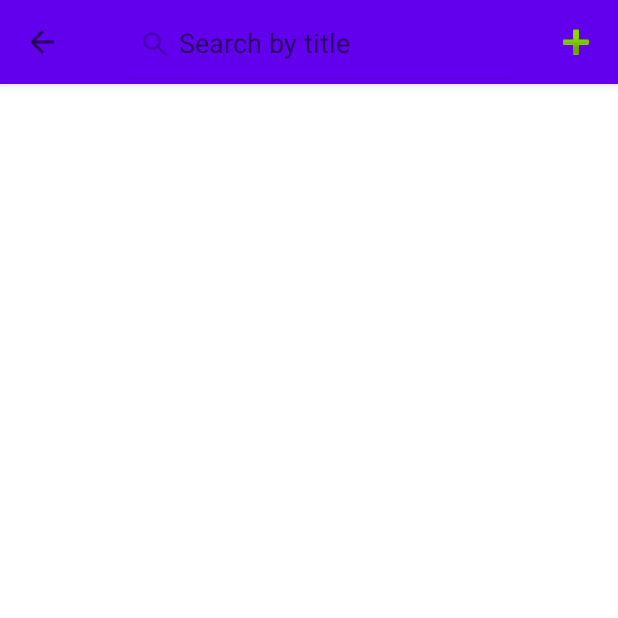
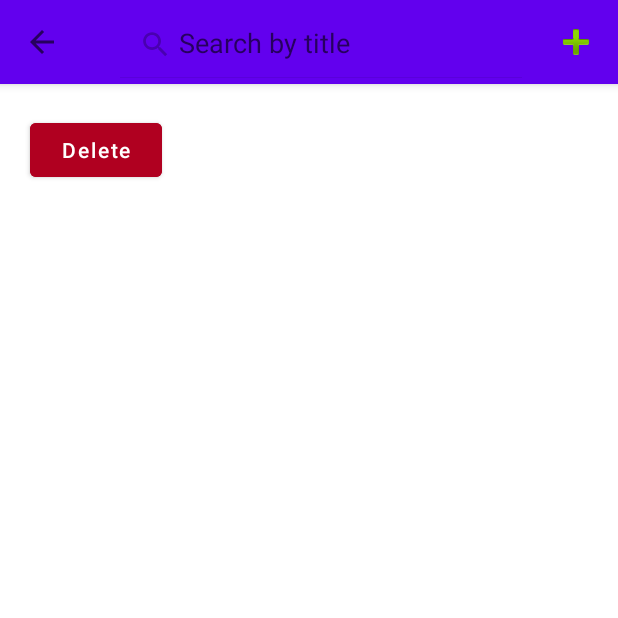
Before and after one commit to Kianmhz/Mobile_Lab, an Android app: the screen it shows after launch (MainActivity), on a phone screen of 412 x 824 dp, the top half of it. Run offline under Robolectric (Android 15) with nearby library versions, the phone set to English and light mode, and no system bars.

Commit message:
Added delete button, and delete checked tasks functionality. everything works still as intended

```diff
--- a/app/src/main/java/com/example/todo/MainActivity.kt
+++ b/app/src/main/java/com/example/todo/MainActivity.kt
@@ -9,6 +9,7 @@ import android.os.Build
 import android.os.Bundle
 import android.view.Menu
 import android.view.MenuItem
+import android.widget.Button
 import androidx.activity.result.contract.ActivityResultContracts
 import androidx.annotation.RequiresApi
 import androidx.appcompat.app.ActionBarDrawerToggle
@@ -71,9 +72,14 @@ class MainActivity : AppCompatActivity() {
 
         // RecyclerView
         val recyclerView = findViewById<RecyclerView>(R.id.tasks_arr)
-        adapter = TaskAdapter(emptyList())
+        adapter = TaskAdapter(mutableListOf())
+
         recyclerView.adapter = adapter
         recyclerView.layoutManager = LinearLayoutManager(this)
+        val deleteButton = findViewById<Button>(R.id.btnDeleteSelected)
+        deleteButton.setOnClickListener {
+            deleteCheckedTasks()
+        }
         refresh()
 
         navView.setNavigationItemSelectedListener { item ->
@@ -116,6 +122,10 @@ class MainActivity : AppCompatActivity() {
         return when (item.itemId) {
             R.id.action_add -> {
                 addNoteLauncher.launch(Intent(this, AddNoteActivity::class.java))
+                true
+            }
+            R.id.btnDeleteSelected -> {
+                deleteCheckedTasks()
                 true
             }
             else -> super.onOptionsItemSelected(item)
@@ -194,6 +204,18 @@ class MainActivity : AppCompatActivity() {
         return res
     }
 
+    private fun deleteCheckedTasks() {
+        val checkedIds = adapter.getCheckedTaskIds()
+        if (checkedIds.isEmpty()) return
+
+        val db = dbHelper.writableDatabase
+        checkedIds.forEach { id ->
+            db.delete("tasks", "_id = ?", arrayOf(id.toString()))
+        }
+        adapter.clearChecked()
+        refresh()
+    }
+
     // Map all rows → Task
     private fun allTasks(): List<Task> {
         return all().map {
--- a/app/src/main/java/com/example/todo/Task.kt
+++ b/app/src/main/java/com/example/todo/Task.kt
@@ -7,4 +7,5 @@ data class Task(
     val color: Int,
     val createdAt: Long,
     val done: Boolean = false,
+    val checkbox: Boolean = false,
 )
--- a/app/src/main/res/layout/activity_main.xml
+++ b/app/src/main/res/layout/activity_main.xml
@@ -15,6 +15,7 @@
         <!-- App bar -->
         <include layout="@layout/app_bar_main" />
 
+
         <!-- Scrollable content area -->
         <ScrollView
             android:layout_width="match_parent"
@@ -27,7 +28,24 @@
                 android:layout_height="wrap_content"
                 android:padding="16dp">
 
+                <!-- 🗑️ Smaller left-aligned delete button -->
+                <Button
+                    android:id="@+id/btnDeleteSelected"
+                    android:layout_width="wrap_content"
+                    android:layout_height="wrap_content"
+                    android:text="Delete"
+                    android:textAllCaps="false"
+                    android:textSize="14sp"
+                    android:paddingHorizontal="16dp"
+                    android:paddingVertical="8dp"
+                    android:backgroundTint="@color/design_default_color_error"
+                    android:textColor="@android:color/white"
+                    android:layout_marginBottom="12dp"
+                    android:layout_gravity="start"
+                    android:layout_marginTop="4dp"
+                    android:layout_marginStart="4dp" />
 
+                <!-- Task list -->
                 <androidx.recyclerview.widget.RecyclerView
                     android:id="@+id/tasks_arr"
                     android:layout_width="match_parent"
```
Also changed, not shown: app/src/main/java/com/example/todo/TaskAdapter.kt (+31 -17 lines), app/src/main/res/layout/item_task.xml (+23 -6 lines).
